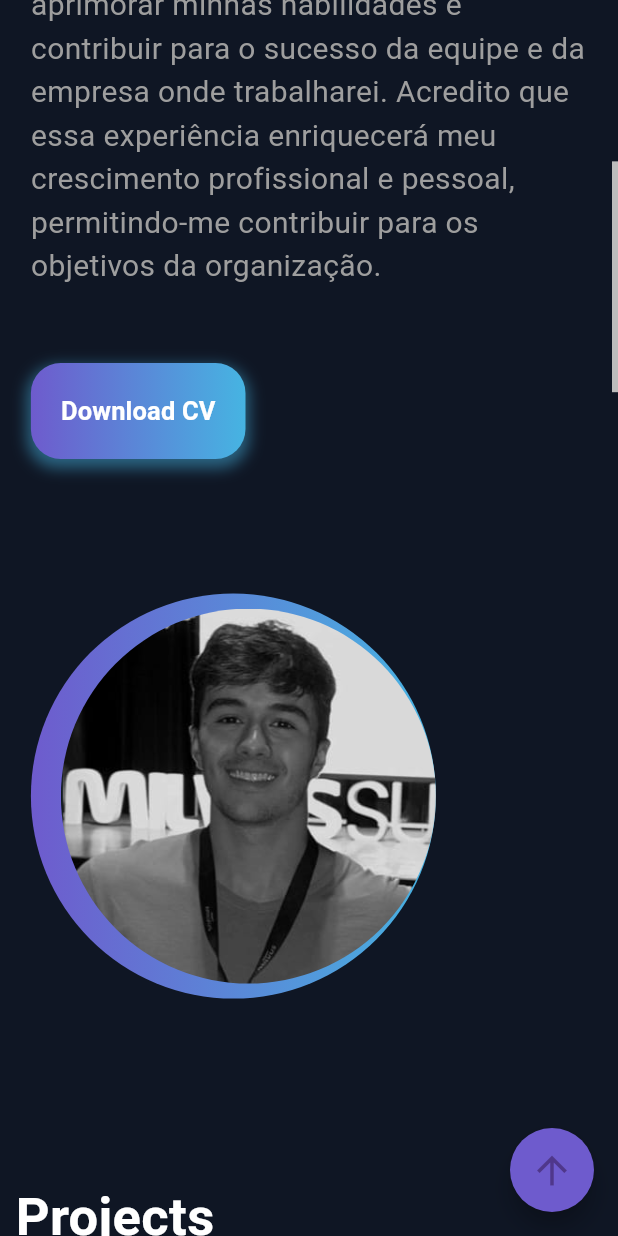
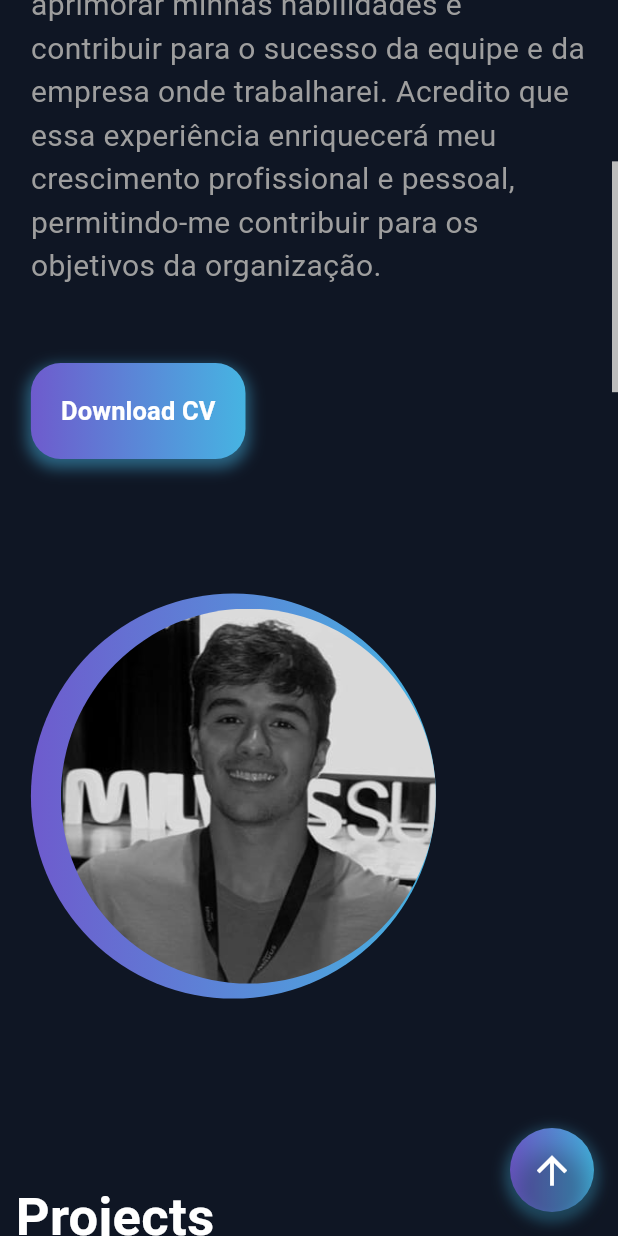
Before and after one commit to Cadu-Dias/Portfolio, a Flutter app: the screen it shows after launch, scrolled down 576 dp, on a phone screen of 412 x 824 dp. Run offline on Flutter 3.47's test engine with Material 3 defaults, Android fonts, the phone set to English and light mode, and no system bars; our stand-ins replace animated_text_kit, carousel_slider, eva_icons_flutter, gradient_borders, percent_indicator; missing offline and left inert: reveal_on_scroll.

Commit message:
Adicionando degrade no floatActionButton

```diff
--- a/lib/pallete.dart
+++ b/lib/pallete.dart
@@ -7,4 +7,5 @@ class Pallete {
   static const Color white = Colors.white;
   static const Color grey = Colors.grey;
   static const Color lightDarkBlue = Color.fromRGBO(70, 180, 226, 0.5);
+  static const Color transparent = Colors.transparent;
 }
--- a/lib/src/pages/main_page.dart
+++ b/lib/src/pages/main_page.dart
@@ -71,6 +71,21 @@ class MainSinglePageState extends State<MainSinglePage> {
       floatingActionButton: AnimatedOpacity(
         duration: const Duration(milliseconds: 200), //show/hide animation
         opacity: showButton ? 1.0 : 0.0, //set obacity to 1 on visible, or hide
+        child: Container(
+          decoration: const BoxDecoration(
+            shape: BoxShape.circle,
+            gradient: LinearGradient(colors: [
+              Pallete.lightPurple, Pallete.aquaBlue
+            ]),
+            boxShadow: [
+              BoxShadow(
+                 color: Pallete.lightDarkBlue,
+                    offset: Offset(0, 4),
+                    blurRadius: 8,
+                    spreadRadius: 2
+              )
+            ]
+          ),
           child: FloatingActionButton(
             onPressed: () async {
               scrollController.animateTo(0,
@@ -79,11 +94,14 @@ class MainSinglePageState extends State<MainSinglePage> {
                   curve: Curves.fastOutSlowIn //scroll type
                   );
             },
-          backgroundColor: Pallete.lightPurple,
+
+            backgroundColor: Pallete.transparent,
             shape: CircleBorder(),
             child: const Icon(
               Icons.arrow_upward,
               size: 30,
+              color: Pallete.white,
+            ),
           ),
         ),
       ),
--- a/lib/src/widgets/timeline_widget.dart
+++ b/lib/src/widgets/timeline_widget.dart
@@ -1,10 +1,7 @@
 import 'dart:convert';
-
 import 'package:flutter/material.dart';
 import 'package:flutter/services.dart';
-import 'package:portifolio/pallete.dart';
 import 'package:portifolio/src/utils/size_screen_util.dart';
-import 'package:portifolio/src/utils/utils.dart';
 import 'package:portifolio/src/widgets/timelinetile_widget.dart';
 
 class TimeLineWidget extends StatefulWidget {
```
Lines whose indentation alone changed are shown as unchanged.
